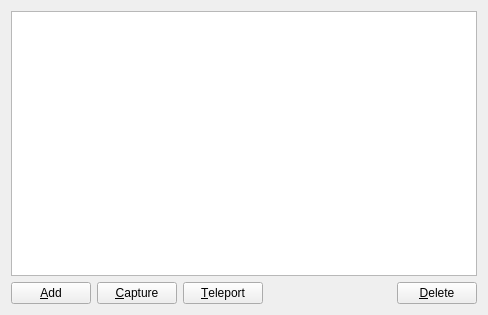
First picture: the form in src/Plugins/Module/Location/src/LocationWidget.ui, repository till213/SkyDolly, before the edit.
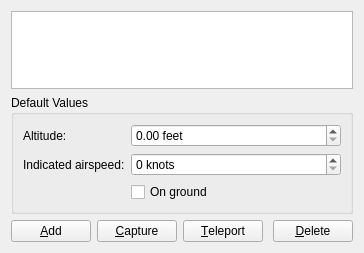
Second picture: the form after the edit.

Commit message: Add default altitude, speed and on ground values

The edit to the form file:
```diff
--- a/src/Plugins/Module/Location/src/LocationWidget.ui
+++ b/src/Plugins/Module/Location/src/LocationWidget.ui
@@ -6,8 +6,8 @@
    <rect>
     <x>0</x>
     <y>0</y>
-    <width>488</width>
-    <height>315</height>
+    <width>364</width>
+    <height>253</height>
    </rect>
   </property>
   <property name="windowTitle">
@@ -17,6 +17,50 @@
    <item>
     <widget class="QTableWidget" name="locationTableWidget"/>
    </item>
+   <item>
+    <widget class="QGroupBox" name="groupBox">
+     <property name="title">
+      <string>Default Values</string>
+     </property>
+     <layout class="QFormLayout" name="formLayout">
+      <item row="0" column="0">
+       <widget class="QLabel" name="label">
+        <property name="text">
+         <string>Altitude:</string>
+        </property>
+       </widget>
+      </item>
+      <item row="0" column="1">
+       <widget class="QDoubleSpinBox" name="altitudeSpinBox">
+        <property name="suffix">
+         <string> feet</string>
+        </property>
+       </widget>
+      </item>
+      <item row="1" column="0">
+       <widget class="QLabel" name="label_2">
+        <property name="text">
+         <string>Indicated airspeed:</string>
+        </property>
+       </widget>
+      </item>
+      <item row="1" column="1">
+       <widget class="QSpinBox" name="indicatedAirspeedSpinBox">
+        <property name="suffix">
+         <string> knots</string>
+        </property>
+       </widget>
+      </item>
+      <item row="2" column="1">
+       <widget class="QCheckBox" name="onGroundCheckBox">
+        <property name="text">
+         <string>On ground</string>
+        </property>
+       </widget>
+      </item>
+     </layout>
+    </widget>
+   </item>
    <item>
     <layout class="QHBoxLayout" name="horizontalLayout">
      <item>
```
The commit also changes 1 other file.
